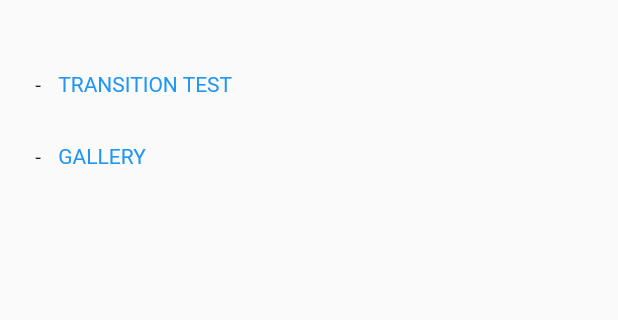
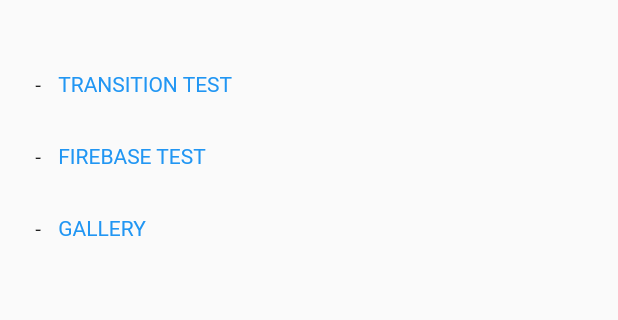
Before and after one commit to wasitu/flutter-playground, a Flutter app: the screen it shows after launch, on a phone screen of 412 x 824 dp, the part 228-548 px from its top. Run offline on Flutter 3.47's test engine with Material 2 defaults, Android fonts, the light colour scheme and no system bars; our stand-ins replace cloud_firestore, firebase_core, recase; accounts and stored records are empty.

Commit message:
Add FirebaseTest scene

```diff
--- a/lib/scenes/home.dart
+++ b/lib/scenes/home.dart
@@ -30,6 +30,13 @@
             ),
             buildMenuItem(
               context: context,
+              text: 'FIREBASE TEST',
+              callback: () {
+                AppRouterDelegate.of(context).push('firebase_test');
+              },
+            ),
+            buildMenuItem(
+              context: context,
               text: 'GALLERY',
               callback: () {
                 AppRouterDelegate.of(context).push('gallery');
```
Also changed, not shown: 3 other files.
